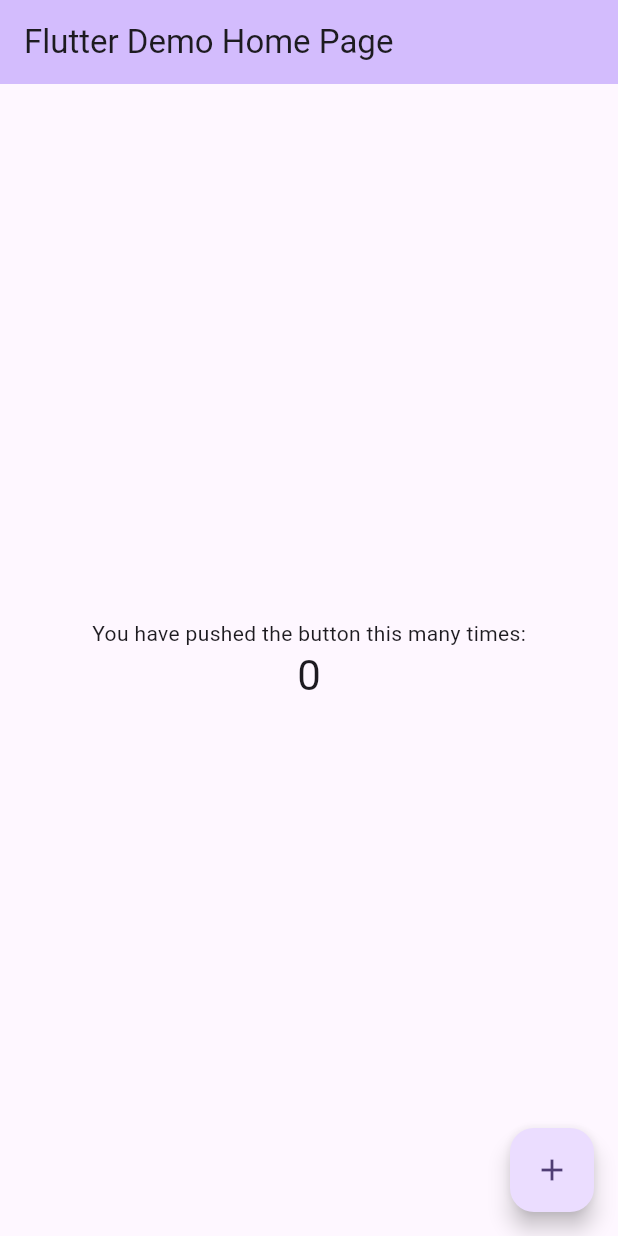
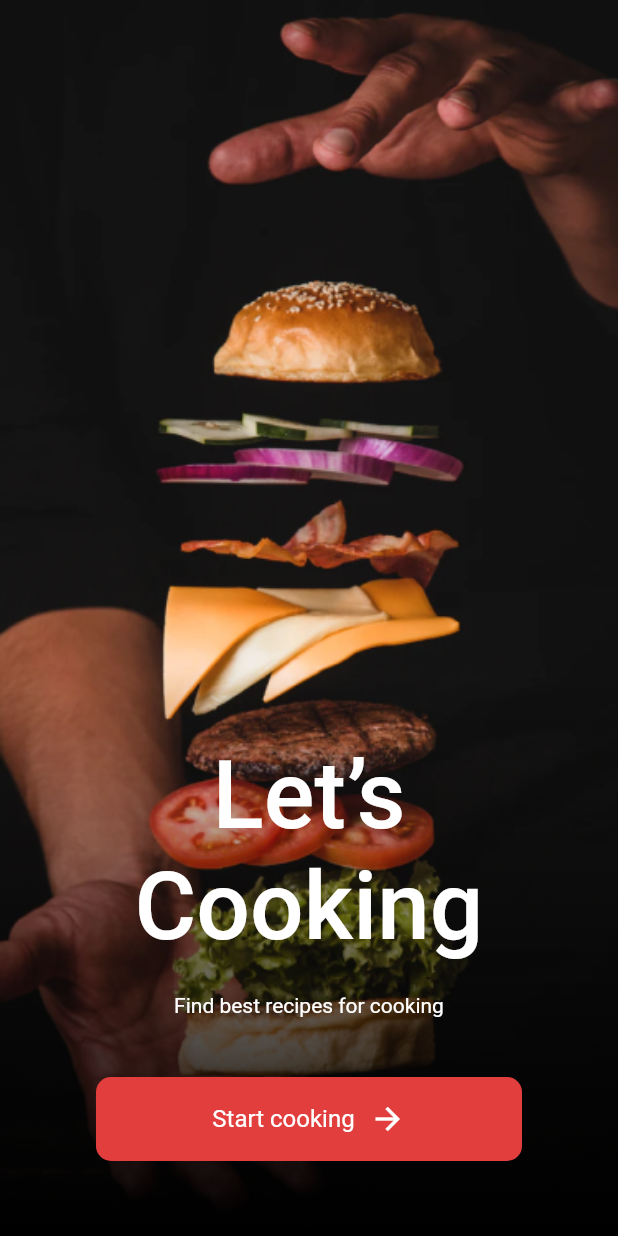
Before and after one commit to fayizdev/projuct002, a Flutter app: the screen it shows after launch, on a phone screen of 412 x 824 dp. Run offline on Flutter 3.47's test engine with Material 2 defaults, Android fonts, the phone set to English and light mode, and no system bars.

Commit message:
first commit

```diff
--- a/lib/main.dart
+++ b/lib/main.dart
@@ -1,125 +1,17 @@
 import 'package:flutter/material.dart';
+import 'package:projuct002/view/onboarding_screen/onboarding_screen.dart';
 
-void main() {
-  runApp(const MyApp());
+void main(List<String> args) {
+  runApp(MyApp());
 }
 
 class MyApp extends StatelessWidget {
   const MyApp({super.key});
 
-  // This widget is the root of your application.
   @override
   Widget build(BuildContext context) {
     return MaterialApp(
-      title: 'Flutter Demo',
-      theme: ThemeData(
-        // This is the theme of your application.
-        //
-        // TRY THIS: Try running your application with "flutter run". You'll see
-        // the application has a blue toolbar. Then, without quitting the app,
-        // try changing the seedColor in the colorScheme below to Colors.green
-        // and then invoke "hot reload" (save your changes or press the "hot
-        // reload" button in a Flutter-supported IDE, or press "r" if you used
-        // the command line to start the app).
-        //
-        // Notice that the counter didn't reset back to zero; the application
-        // state is not lost during the reload. To reset the state, use hot
-        // restart instead.
-        //
-        // This works for code too, not just values: Most code changes can be
-        // tested with just a hot reload.
-        colorScheme: ColorScheme.fromSeed(seedColor: Colors.deepPurple),
-        useMaterial3: true,
-      ),
-      home: const MyHomePage(title: 'Flutter Demo Home Page'),
+      home: OnboardingScreen(),
     );
   }
 }
-
-class MyHomePage extends StatefulWidget {
-  const MyHomePage({super.key, required this.title});
-
-  // This widget is the home page of your application. It is stateful, meaning
-  // that it has a State object (defined below) that contains fields that affect
-  // how it looks.
-
-  // This class is the configuration for the state. It holds the values (in this
-  // case the title) provided by the parent (in this case the App widget) and
-  // used by the build method of the State. Fields in a Widget subclass are
-  // always marked "final".
-
-  final String title;
-
-  @override
-  State<MyHomePage> createState() => _MyHomePageState();
-}
-
-class _MyHomePageState extends State<MyHomePage> {
-  int _counter = 0;
-
-  void _incrementCounter() {
-    setState(() {
-      // This call to setState tells the Flutter framework that something has
-      // changed in this State, which causes it to rerun the build method below
-      // so that the display can reflect the updated values. If we changed
-      // _counter without calling setState(), then the build method would not be
-      // called again, and so nothing would appear to happen.
-      _counter++;
-    });
-  }
-
-  @override
-  Widget build(BuildContext context) {
-    // This method is rerun every time setState is called, for instance as done
-    // by the _incrementCounter method above.
-    //
-    // The Flutter framework has been optimized to make rerunning build methods
-    // fast, so that you can just rebuild anything that needs updating rather
-    // than having to individually change instances of widgets.
-    return Scaffold(
-      appBar: AppBar(
-        // TRY THIS: Try changing the color here to a specific color (to
-        // Colors.amber, perhaps?) and trigger a hot reload to see the AppBar
-        // change color while the other colors stay the same.
-        backgroundColor: Theme.of(context).colorScheme.inversePrimary,
-        // Here we take the value from the MyHomePage object that was created by
-        // the App.build method, and use it to set our appbar title.
-        title: Text(widget.title),
-      ),
-      body: Center(
-        // Center is a layout widget. It takes a single child and positions it
-        // in the middle of the parent.
-        child: Column(
-          // Column is also a layout widget. It takes a list of children and
-          // arranges them vertically. By default, it sizes itself to fit its
-          // children horizontally, and tries to be as tall as its parent.
-          //
-          // Column has various properties to control how it sizes itself and
-          // how it positions its children. Here we use mainAxisAlignment to
-          // center the children vertically; the main axis here is the vertical
-          // axis because Columns are vertical (the cross axis would be
-          // horizontal).
-          //
-          // TRY THIS: Invoke "debug painting" (choose the "Toggle Debug Paint"
-          // action in the IDE, or press "p" in the console), to see the
-          // wireframe for each widget.
-          mainAxisAlignment: MainAxisAlignment.center,
-          children: <Widget>[
-            const Text(
-              'You have pushed the button this many times:',
-            ),
-            Text(
-              '$_counter',
-              style: Theme.of(context).textTheme.headlineMedium,
-            ),
-          ],
-        ),
-      ),
-      floatingActionButton: FloatingActionButton(
-        onPressed: _incrementCounter,
-        tooltip: 'Increment',
-        child: const Icon(Icons.add),
-      ), // This trailing comma makes auto-formatting nicer for build methods.
-    );
-  }
-}
--- /dev/null
+++ b/lib/utils/constnads/color_constands.dart
@@ -0,0 +1,5 @@
+import 'package:flutter/material.dart';
+
+class ColorConstands {
+  static const Color primaryColor = Color(0xFFE23E3E);
+}
--- /dev/null
+++ b/lib/utils/constnads/image_constands.dart
@@ -0,0 +1,4 @@
+class ImageConstands {
+  static const String ONBOARDING_IMAGE_BG =
+      "lib/asset/images/inboarding_image_bg.png";
+}
--- /dev/null
+++ b/lib/view/onboarding_screen/onboarding_screen.dart
@@ -0,0 +1,96 @@
+import 'package:flutter/material.dart';
+import 'package:projuct002/utils/constnads/color_constands.dart';
+import 'package:projuct002/utils/constnads/image_constands.dart';
+
+class OnboardingScreen extends StatelessWidget {
+  const OnboardingScreen({super.key});
+
+  @override
+  Widget build(BuildContext context) {
+    return Scaffold(
+      body: Stack(
+        children: [
+          _buildbackgroundimage(),
+          _buildGradientSection(),
+        ],
+      ),
+    );
+  }
+
+  Positioned _buildGradientSection() {
+    return Positioned(
+      right: 0,
+      bottom: 0,
+      left: 0,
+      child: Container(
+        padding: EdgeInsets.symmetric(horizontal: 64, vertical: 50),
+        decoration: BoxDecoration(
+            gradient: LinearGradient(
+                colors: [Colors.transparent, Colors.black],
+                begin: Alignment.topCenter,
+                end: Alignment.bottomCenter)),
+        child: Center(
+          child: Column(
+            mainAxisSize: MainAxisSize.min,
+            children: [
+              Text(
+                "Let’s Cooking",
+                style: TextStyle(
+                    fontSize: 63,
+                    fontWeight: FontWeight.w500,
+                    color: Colors.white),
+                textAlign: TextAlign.center,
+              ),
+              SizedBox(
+                height: 20,
+              ),
+              Text(
+                "Find best recipes for cooking",
+                style: TextStyle(color: Colors.white),
+              ),
+              SizedBox(
+                height: 40,
+              ),
+              Container(
+                padding: EdgeInsets.symmetric(
+                  horizontal: 32,
+                  vertical: 16,
+                ),
+                decoration: BoxDecoration(
+                    color: ColorConstands.primaryColor,
+                    borderRadius: BorderRadius.circular(10)),
+                child: Row(
+                  mainAxisAlignment: MainAxisAlignment.center,
+                  children: [
+                    Text(
+                      "Start cooking",
+                      style: TextStyle(fontSize: 16, color: Colors.white),
+                    ),
+                    SizedBox(
+                      width: 10,
+                    ),
+                    Icon(
+                      Icons.arrow_forward,
+                      color: Colors.white,
+                    )
+                  ],
+                ),
+              )
+            ],
+          ),
+        ),
+      ),
+    );
+  }
+
+  Container _buildbackgroundimage() {
+    return Container(
+      decoration: BoxDecoration(
+          image: DecorationImage(
+              fit: BoxFit.cover,
+              image: AssetImage(
+                ImageConstands.ONBOARDING_IMAGE_BG,
+              ))),
+    );
+  }
+}
--- a/pubspec.yaml
+++ b/pubspec.yaml
@@ -59,8 +59,8 @@ flutter:
   uses-material-design: true
 
   # To add assets to your application, add an assets section, like this:
-  # assets:
-  #   - images/a_dot_burr.jpeg
+  assets:
+    - lib/asset/images/
   #   - images/a_dot_ham.jpeg
 
   # An image asset can refer to one or more resolution-specific "variants", see
```
Also changed, not shown: lib/asset/images/inboarding_image_bg.png (added).
